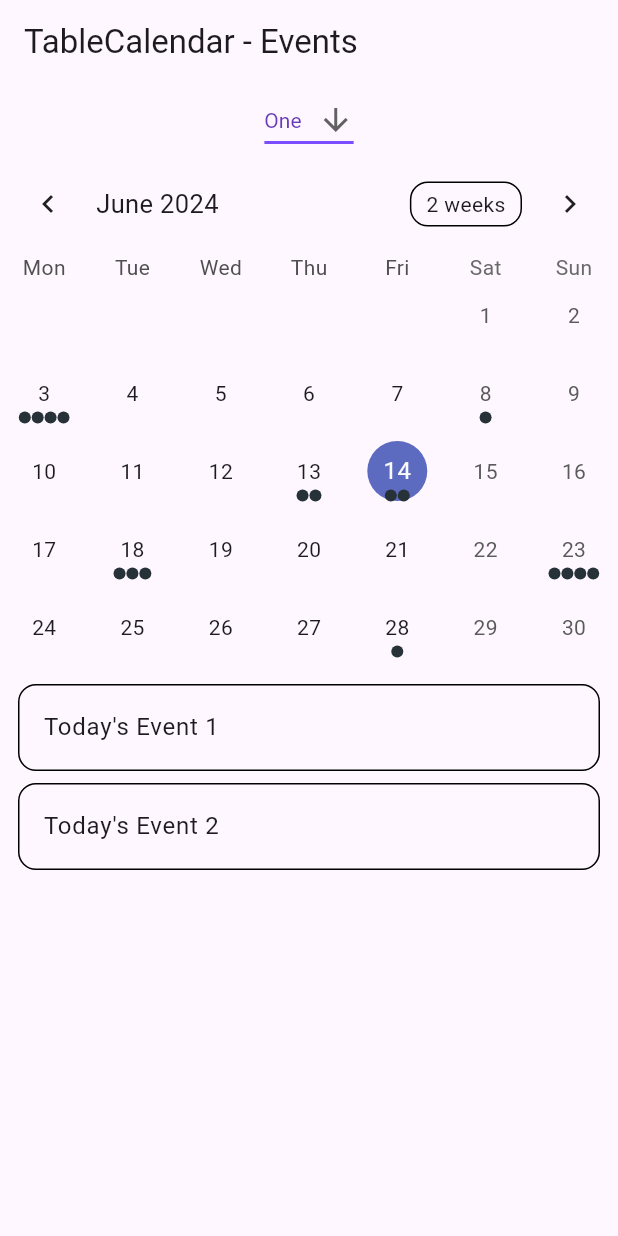
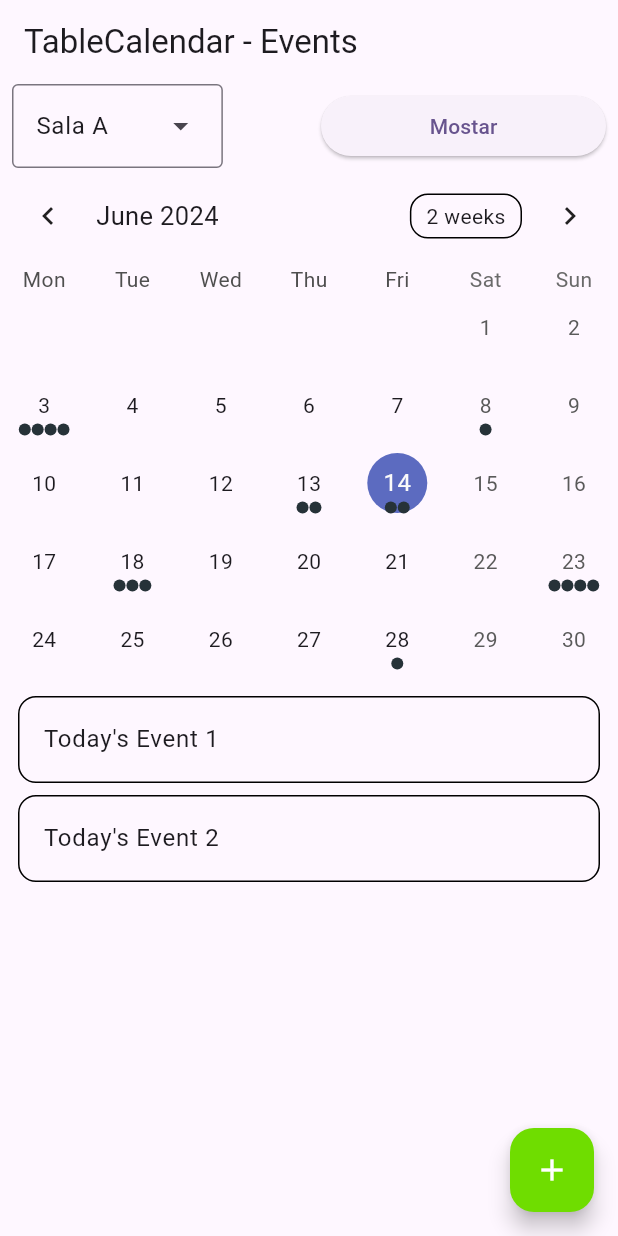
Before and after one commit to billyleanos/movilreserva, a Flutter app: the TableEventsExample screen opened directly, on a phone screen of 412 x 824 dp. Run offline on Flutter 3.47's test engine with Material 3 defaults, Android fonts, the phone set to English and light mode, and no system bars; drawn by our look-alikes of table_calendar.

Commit message:
feat: Add dropdown menu for selecting a room and button for showing events

```diff
--- a/lib/views/calendrio_page.dart
+++ b/lib/views/calendrio_page.dart
@@ -1,13 +1,13 @@
 // Copyright 2019 Aleksander Woźniak
 // SPDX-License-Identifier: Apache-2.0
 
+import 'package:app_reservas/views/login_page.dart';
 import 'package:flutter/material.dart';
 import 'package:table_calendar/table_calendar.dart';
 
 import '../utils/utils.dart';
 
-
-const List<String> list = <String>['One', 'Two', 'Three', 'Four'];
+const List<String> list = <String>['Sala A', 'Sala B'];
 
 class TableEventsExample extends StatefulWidget {
   @override
@@ -52,7 +52,6 @@ class _TableEventsExampleState extends State<TableEventsExample> {
     ];
   }
 
-
   void _onDaySelected(DateTime selectedDay, DateTime focusedDay) {
     if (!isSameDay(_selectedDay, selectedDay)) {
       setState(() {
@@ -93,9 +92,28 @@ class _TableEventsExampleState extends State<TableEventsExample> {
         title: Text('TableCalendar - Events'),
       ),
       body: Column(
+        children: [
+          Flex(direction: Axis.horizontal, children: [
+            Expanded(
+              child: Padding(
+                padding: const EdgeInsets.symmetric(
+                    horizontal:
+                        8.0), // Ajusta el valor de padding según sea necesario
+                child: _ListaSala(),
+              ),
+            ),
+            Expanded(
+              child: Padding(
+                padding: const EdgeInsets.symmetric(
+                    horizontal:
+                        8.0), // Ajusta el valor de padding según sea necesario
+                child: _BotonMostar(),
+              ),
+            ),
+          ]),
 
-        children: [
-         _ListaSala(),
+          //  _ListaSala(),
+          //  _BotonMostar(),
           TableCalendar<Event>(
             firstDay: kFirstDay,
             lastDay: kLastDay,
@@ -151,34 +169,59 @@ class _TableEventsExampleState extends State<TableEventsExample> {
               },
             ),
           ),
+          _AgregarEventoButton(),
         ],
       ),
     );
   }
 
   String dropdownValue = list.first;
-  Widget _ListaSala(){
-    return DropdownButton<String>(
-      value: dropdownValue,
-      icon: const Icon(Icons.arrow_downward),
-      elevation: 16,
-      style: const TextStyle(color: Colors.deepPurple),
-      underline: Container(
-        height: 2,
-        color: Colors.deepPurpleAccent,
-      ),
-      onChanged: (String? value) {
+  Widget _ListaSala() {
+    return DropdownMenu<String>(
+      initialSelection: list.first,
+      onSelected: (String? value) {
         // This is called when the user selects an item.
         setState(() {
           dropdownValue = value!;
         });
       },
-      items: list.map<DropdownMenuItem<String>>((String value) {
-        return DropdownMenuItem<String>(
-          value: value,
-          child: Text(value),
-        );
+      dropdownMenuEntries: list.map<DropdownMenuEntry<String>>((String value) {
+        return DropdownMenuEntry<String>(value: value, label: value);
       }).toList(),
     );
   }
+
+  Widget _BotonMostar() {
+    return ElevatedButton(
+      onPressed: () {
+        // Respond to button press
+      },
+      child: const Text('Mostar'),
+    );
+  }
+
+  Widget _AgregarEventoButton() {
+    return Align(
+      alignment: Alignment.bottomRight,
+      child: Padding(
+        padding:
+            const EdgeInsets.all(16.0), // Ajusta el padding según sea necesario
+        child: FloatingActionButton(
+
+          child: Icon(Icons.add, color: Color.fromARGB(255, 255, 255, 255)),
+          backgroundColor: Color.fromARGB(255, 111, 221, 0),
+
+          onPressed: () {
+            Navigator.pushAndRemoveUntil(
+              context,
+              MaterialPageRoute(
+                builder: (context) => LoginPage(),
+              ),
+              (Route<dynamic> route) => false,
+            );
+          },
+        ),
+      ),
+    );
+  }
 }
```
